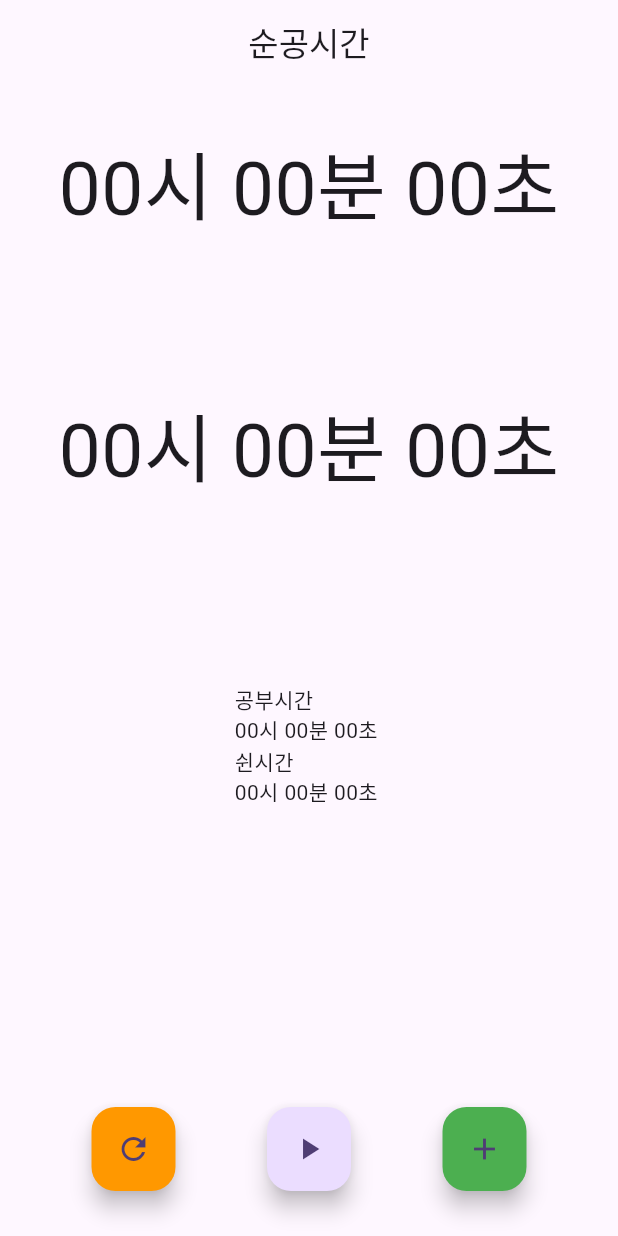
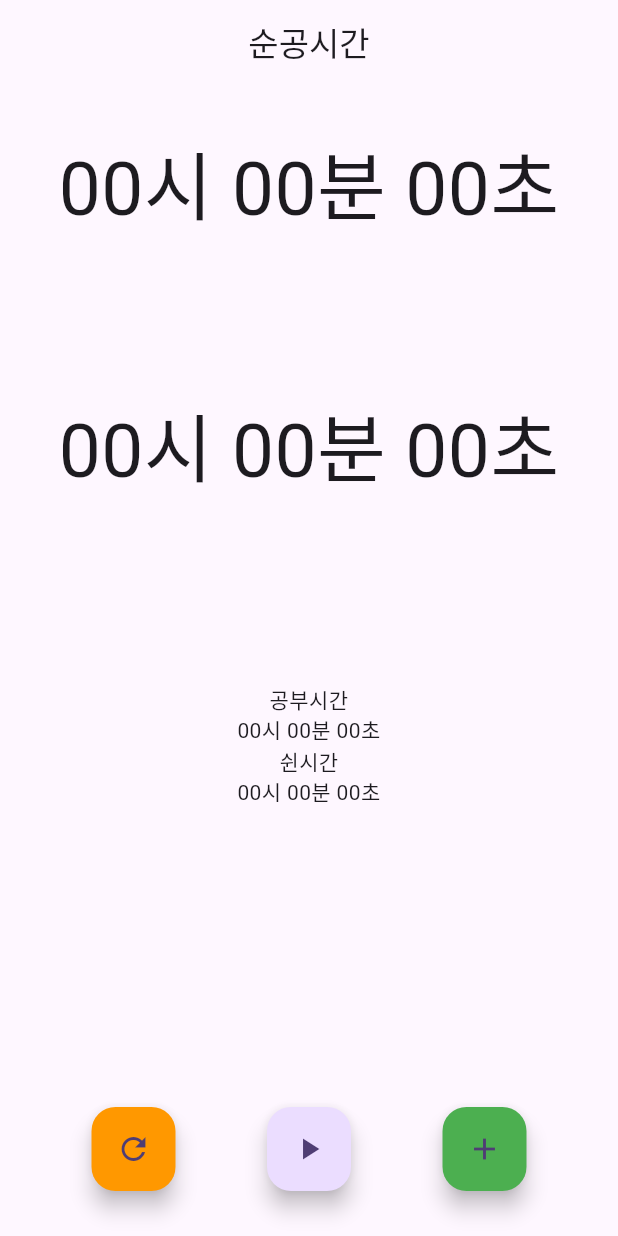
Before and after one commit to hwangtaewook/study_timer, a Flutter app: the screen it shows after launch, after a tap on the "add" icon, on a phone screen of 412 x 824 dp. Run offline on Flutter 3.47's test engine with Material 3 defaults, Android fonts, the phone set to English and light mode, and no system bars.

Commit message:
feat : 글씨 정렬

```diff
--- a/lib/stopwatch_screen.dart
+++ b/lib/stopwatch_screen.dart
@@ -77,6 +77,10 @@ class _StopwatchScreenState extends State<StopwatchScreen> {
     _lapBreakTimes.insert(0, '${_lapBreakTimes.length + 1} $time');
   }
 
+  void exChange(_allTime) {
+    Text(_allTime);
+  }
+
   void _allTime(String time) {
     (_all.insert(0, time));
   }
@@ -104,7 +108,7 @@ class _StopwatchScreenState extends State<StopwatchScreen> {
 
     return Scaffold(
       appBar: AppBar(
-        title: Center(child: const Text('순공시간')),
+        title: const Center(child: Text('순공시간')),
       ),
       body: Column(
         children: [
@@ -141,13 +145,19 @@ class _StopwatchScreenState extends State<StopwatchScreen> {
                   _lapBreakTimes.map((e) => Center(child: Text(e))).toList(),
             ),
           ),
-          SizedBox(height: 20),
+          const SizedBox(height: 20),
           SizedBox(
             width: 200,
             height: 100,
             child: ListView(
-              children:
-                  _all.map((e) => Center(child: Text(e))).take(1).toList(),
+              children: _all
+                  .map((e) => Center(
+                          child: Text(
+                        e,
+                        textAlign: TextAlign.center,
+                      )))
+                  .take(1)
+                  .toList(),
             ),
           ),
           const Spacer(),
@@ -181,10 +191,8 @@ class _StopwatchScreenState extends State<StopwatchScreen> {
                 backgroundColor: Colors.green,
                 onPressed: () {
                   setState(() {
-                    _allTime('''공부시간
-$hour시 $min분 $sec초
-쉰시간
-$breakHour시 $breakMin분 $breakSec초''');
+                    _allTime(
+                        '공부시간\n$hour시 $min분 $sec초\n쉰시간\n$breakHour시 $breakMin분 $breakSec초');
                     _studyPause();
                     _breakPause();
                   });
```
